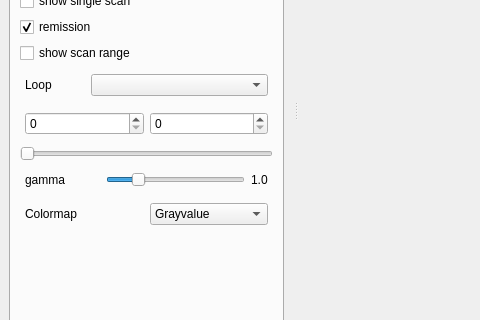
This is src/MainFrame.ui in jbehley/point_labeler as Qt 5 draws it before an edit; both pictures show x 0 to 480 and y 388 to 708 of the 1020 by 970 pixel window. The edited form follows.
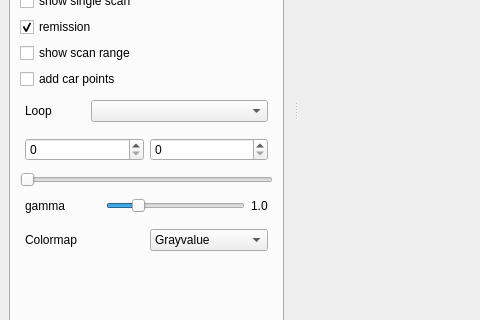
This is the edited form. The open tabs and pages were chosen to show the change. Custom widgets are drawn as their Qt base class.

Commit message: some changes needed to include also the points inside the car.

```diff
--- a/src/MainFrame.ui
+++ b/src/MainFrame.ui
@@ -306,6 +306,16 @@
            </property>
           </widget>
          </item>
+         <item>
+          <widget class="QCheckBox" name="chkAddCarPoints">
+           <property name="text">
+            <string>add car points</string>
+           </property>
+           <property name="checked">
+            <bool>false</bool>
+           </property>
+          </widget>
+         </item>
          <item>
           <layout class="QHBoxLayout" name="horizontalLayout_7">
            <property name="leftMargin">
```
The commit also changes 3 other files.
